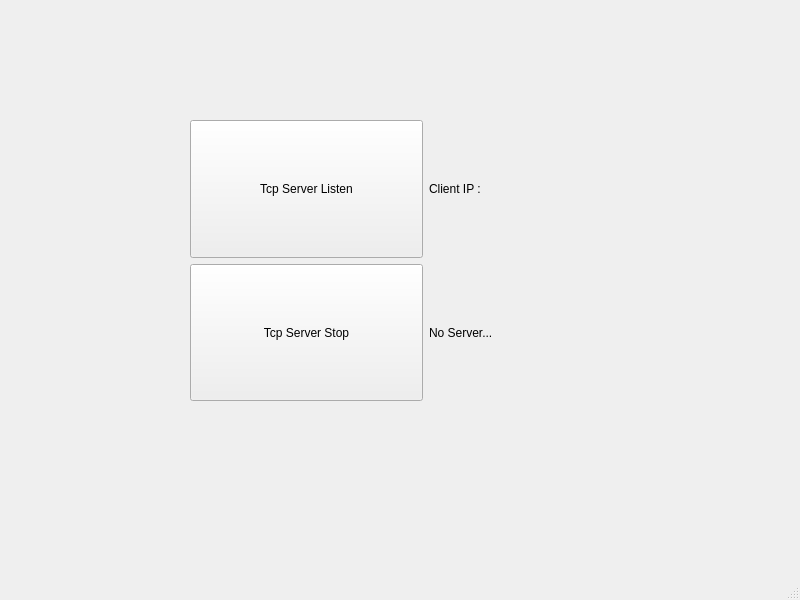
Old version of the form QT-Networking_explore/tcp_server/mainwindow.ui in the repository williamlus/COMP2012H_Project.
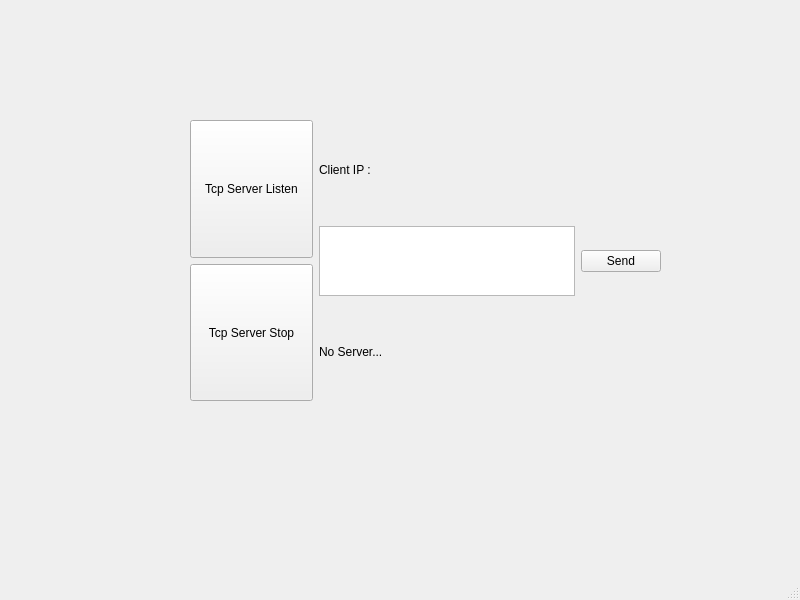
New version of the form.

```diff
--- a/QT-Networking_explore/tcp_server/mainwindow.ui
+++ b/QT-Networking_explore/tcp_server/mainwindow.ui
@@ -14,7 +14,7 @@
    <string>MainWindow</string>
   </property>
   <widget class="QWidget" name="centralwidget">
-   <widget class="QWidget" name="">
+   <widget class="QWidget" name="layoutWidget">
     <property name="geometry">
      <rect>
       <x>190</x>
@@ -67,6 +67,27 @@
          </property>
         </widget>
        </item>
+       <item>
+        <layout class="QHBoxLayout" name="horizontalLayout_3">
+         <item>
+          <widget class="QTextEdit" name="textEdit">
+           <property name="sizePolicy">
+            <sizepolicy hsizetype="Preferred" vsizetype="Preferred">
+             <horstretch>0</horstretch>
+             <verstretch>0</verstretch>
+            </sizepolicy>
+           </property>
+          </widget>
+         </item>
+         <item>
+          <widget class="QPushButton" name="sendButton">
+           <property name="text">
+            <string>Send</string>
+           </property>
+          </widget>
+         </item>
+        </layout>
+       </item>
        <item>
         <widget class="QLabel" name="message">
          <property name="text">
```
